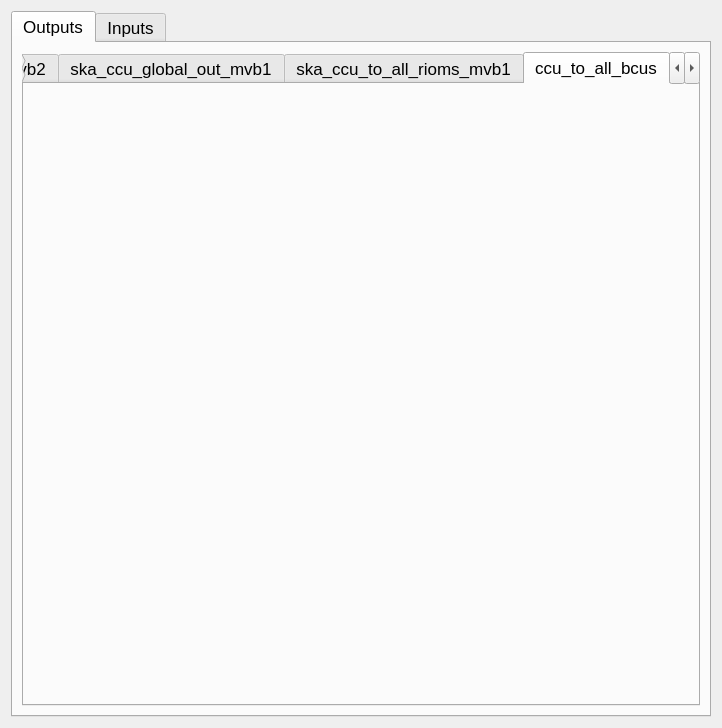
Qt form EMU_QT_DEBUG_CLIENT/ReadShmDialog.ui (CenkKaanKANAR/DEBUG) before a commit.
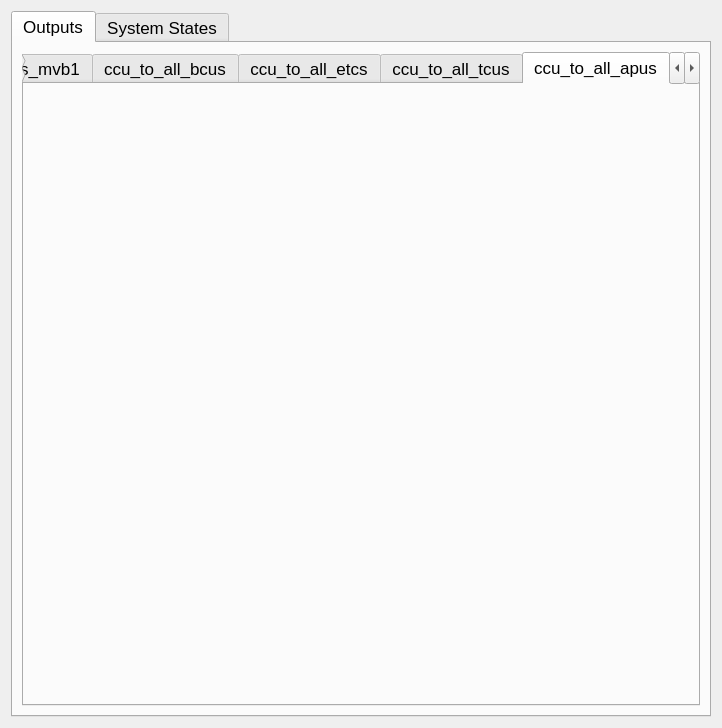
The same form after that commit.

```diff
--- a/EMU_QT_DEBUG_CLIENT/ReadShmDialog.ui
+++ b/EMU_QT_DEBUG_CLIENT/ReadShmDialog.ui
@@ -47,7 +47,7 @@
               <string notr="true"/>
              </property>
              <property name="currentIndex">
-              <number>10</number>
+              <number>13</number>
              </property>
              <widget class="QWidget" name="tab_1">
               <attribute name="title">
@@ -317,6 +317,26 @@
                </item>
               </layout>
              </widget>
+             <widget class="QWidget" name="tab_21">
+              <attribute name="title">
+               <string>ccu_to_all_tcus</string>
+              </attribute>
+              <layout class="QGridLayout" name="gridLayout_33">
+               <item row="0" column="0">
+                <layout class="QVBoxLayout" name="verticalLayout_ccu_to_all_tcus"/>
+               </item>
+              </layout>
+             </widget>
+             <widget class="QWidget" name="tab_22">
+              <attribute name="title">
+               <string>ccu_to_all_apus</string>
+              </attribute>
+              <layout class="QGridLayout" name="gridLayout_34">
+               <item row="0" column="0">
+                <layout class="QVBoxLayout" name="verticalLayout_ccu_to_all_apus"/>
+               </item>
+              </layout>
+             </widget>
              <widget class="QWidget" name="tab_27">
               <attribute name="title">
                <string>ccu_to_all_jrus_1</string>
@@ -409,7 +429,7 @@
        </widget>
        <widget class="QWidget" name="tab_20">
         <attribute name="title">
-         <string>Inputs</string>
+         <string>System States</string>
         </attribute>
         <layout class="QVBoxLayout" name="verticalLayout_5">
          <item>
```
Left out of the diff: 20 changed lines with no effect on the pictures.
